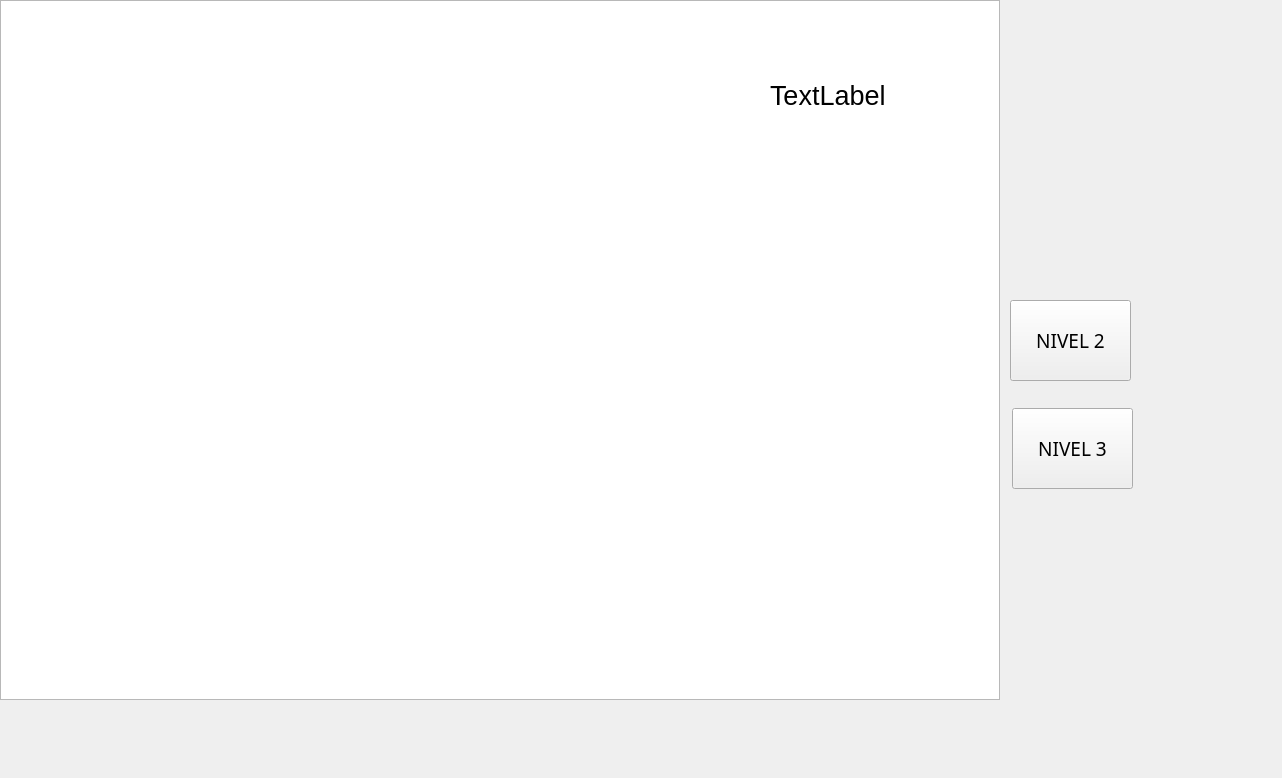
This is mainwindow.ui in JohnMUCA/proyecto_final as Qt 5 draws it before an edit. The edited form follows.
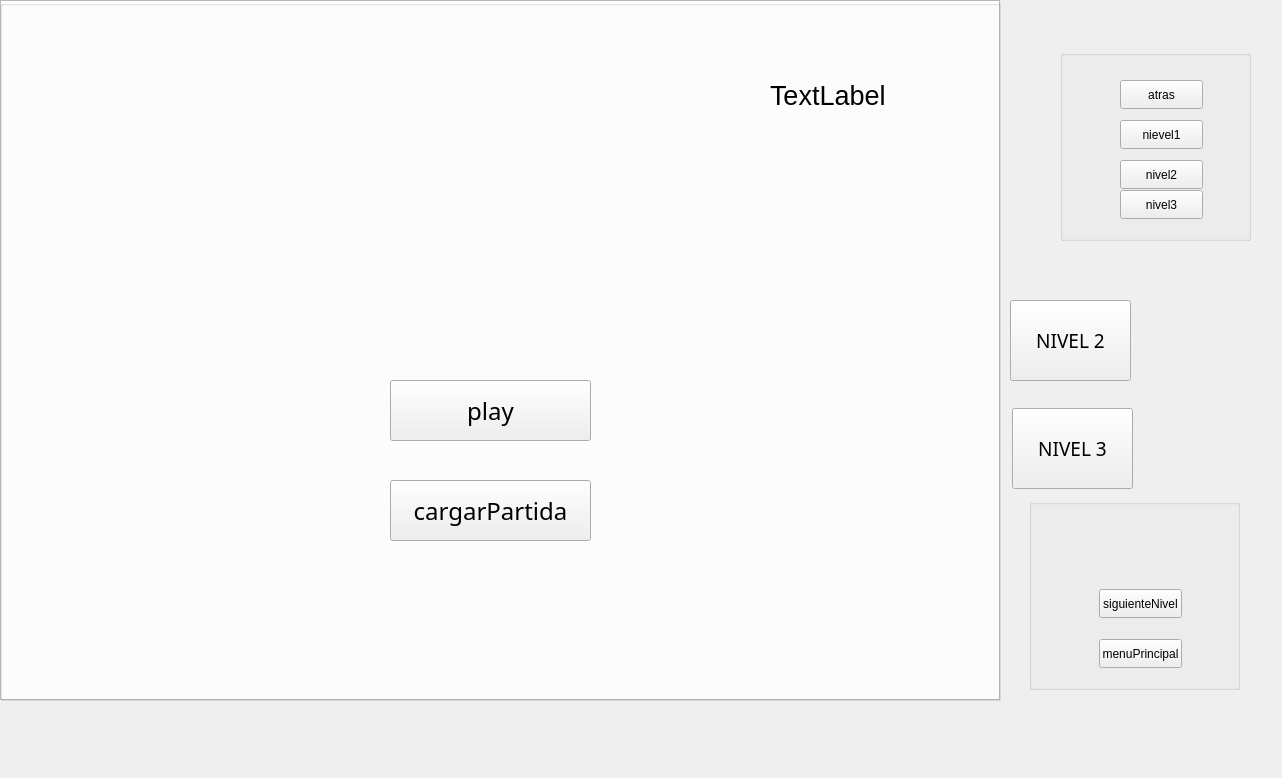
This is the edited form.

Commit message: Se creo la clase menu y se empezo la construccion del menuPrincipal

What changed in the file:
```diff
--- a/mainwindow.ui
+++ b/mainwindow.ui
@@ -83,6 +83,161 @@
      <string>TextLabel</string>
     </property>
    </widget>
+   <widget class="QGroupBox" name="BotMenuPrincipal">
+    <property name="geometry">
+     <rect>
+      <x>0</x>
+      <y>0</y>
+      <width>1001</width>
+      <height>701</height>
+     </rect>
+    </property>
+    <property name="title">
+     <string/>
+    </property>
+    <widget class="QPushButton" name="Play">
+     <property name="geometry">
+      <rect>
+       <x>390</x>
+       <y>380</y>
+       <width>201</width>
+       <height>61</height>
+      </rect>
+     </property>
+     <property name="font">
+      <font>
+       <family>Bauhaus 93</family>
+       <pointsize>18</pointsize>
+      </font>
+     </property>
+     <property name="text">
+      <string>play</string>
+     </property>
+    </widget>
+    <widget class="QPushButton" name="cargarPartida">
+     <property name="geometry">
+      <rect>
+       <x>390</x>
+       <y>480</y>
+       <width>201</width>
+       <height>61</height>
+      </rect>
+     </property>
+     <property name="font">
+      <font>
+       <family>Bauhaus 93</family>
+       <pointsize>18</pointsize>
+      </font>
+     </property>
+     <property name="text">
+      <string>cargarPartida</string>
+     </property>
+    </widget>
+   </widget>
+   <widget class="QGroupBox" name="BotonesFinNivel">
+    <property name="geometry">
+     <rect>
+      <x>1029</x>
+      <y>499</y>
+      <width>211</width>
+      <height>191</height>
+     </rect>
+    </property>
+    <property name="title">
+     <string/>
+    </property>
+    <widget class="QPushButton" name="siguienteNivel">
+     <property name="geometry">
+      <rect>
+       <x>70</x>
+       <y>90</y>
+       <width>83</width>
+       <height>29</height>
+      </rect>
+     </property>
+     <property name="text">
+      <string>siguienteNivel</string>
+     </property>
+    </widget>
+    <widget class="QPushButton" name="menuPrincipal">
+     <property name="geometry">
+      <rect>
+       <x>70</x>
+       <y>140</y>
+       <width>83</width>
+       <height>29</height>
+      </rect>
+     </property>
+     <property name="text">
+      <string>menuPrincipal</string>
+     </property>
+    </widget>
+   </widget>
+   <widget class="QGroupBox" name="BotonesCargarNivel">
+    <property name="geometry">
+     <rect>
+      <x>1060</x>
+      <y>50</y>
+      <width>191</width>
+      <height>191</height>
+     </rect>
+    </property>
+    <property name="title">
+     <string/>
+    </property>
+    <widget class="QPushButton" name="nivel1">
+     <property name="geometry">
+      <rect>
+       <x>60</x>
+       <y>70</y>
+       <width>83</width>
+       <height>29</height>
+      </rect>
+     </property>
+     <property name="text">
+      <string>nievel1</string>
+     </property>
+    </widget>
+    <widget class="QPushButton" name="nivel2">
+     <property name="geometry">
+      <rect>
+       <x>60</x>
+       <y>110</y>
+       <width>83</width>
+       <height>29</height>
+      </rect>
+     </property>
+     <property name="text">
+      <string>nivel2</string>
+     </property>
+    </widget>
+    <widget class="QPushButton" name="nivel3">
+     <property name="geometry">
+      <rect>
+       <x>60</x>
+       <y>140</y>
+       <width>83</width>
+       <height>29</height>
+      </rect>
+     </property>
+     <property name="text">
+      <string>nivel3</string>
+     </property>
+    </widget>
+    <widget class="QPushButton" name="atras">
+     <property name="geometry">
+      <rect>
+       <x>60</x>
+       <y>30</y>
+       <width>83</width>
+       <height>29</height>
+      </rect>
+     </property>
+     <property name="text">
+      <string>atras</string>
+     </property>
+    </widget>
+   </widget>
   </widget>
  </widget>
  <resources/>
```
Left out of the diff: 2 changed lines with no effect on the pictures. The commit also changes 10 other files.
